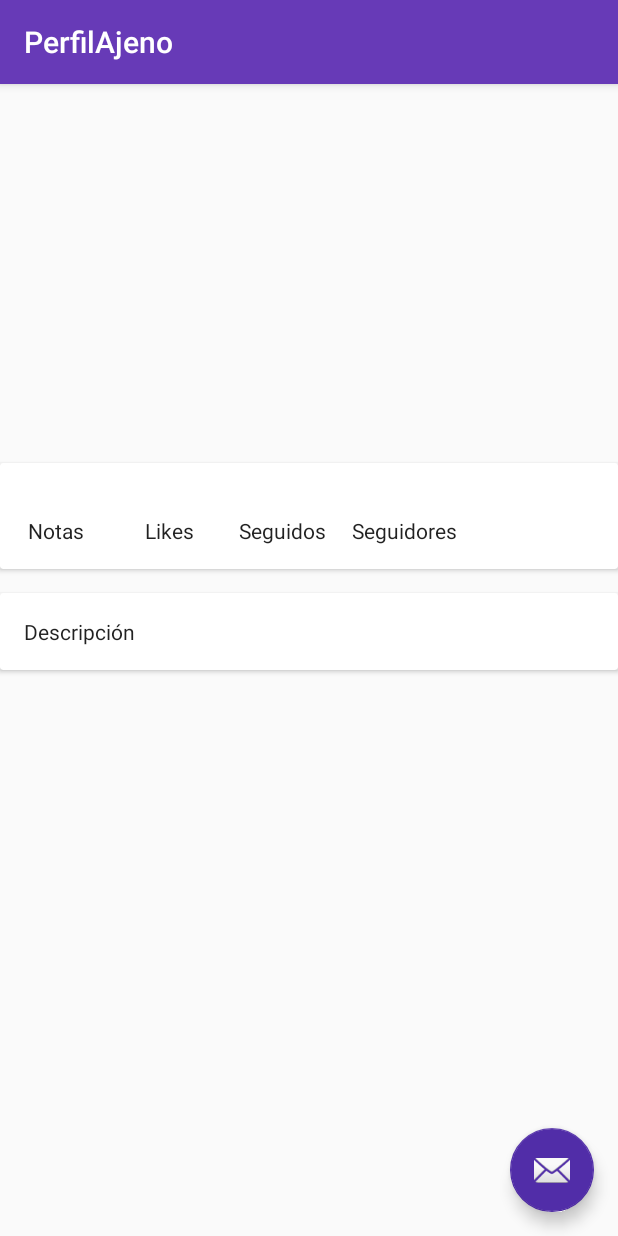
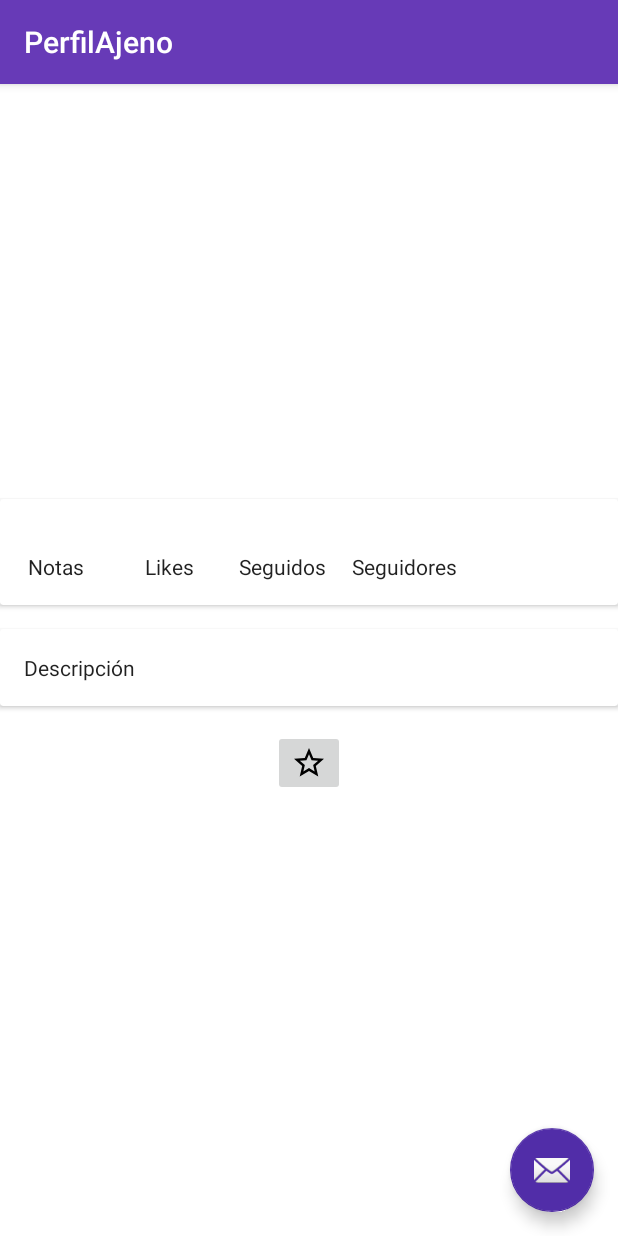
Before and after one commit to poblenou/LetsNote2, an Android app: the PerfilAjeno screen opened directly, with no data from a screen before it, on a phone screen of 412 x 824 dp. Run offline under Robolectric (Android 15) with nearby library versions, the phone set to English and light mode, and no system bars; pictures from the network do not load; 8 statements that could not run were skipped.

Commit message:
En PerfilAjeno empezamos a diseñar el visualizado de la actividad. Cambio de tamaños. ImageButton de prueba. No definitivo.
TODO:
La lógica de la conexion a base de datos.
Botón de seguir a usuario.
Tarjeta clicable según el LinearLayout que se toque, con efecto.

```diff
--- a/app/src/main/java/com/project/letsnote/PerfilAjeno.java
+++ b/app/src/main/java/com/project/letsnote/PerfilAjeno.java
@@ -2,6 +2,7 @@ package com.project.letsnote;
 
 import android.content.Intent;
 import android.graphics.Bitmap;
+import android.media.Image;
 import android.os.Bundle;
 import android.support.design.widget.FloatingActionButton;
 import android.support.design.widget.Snackbar;
@@ -10,6 +11,8 @@ import android.support.v4.graphics.drawable.RoundedBitmapDrawableFactory;
 import android.support.v7.app.AppCompatActivity;
 import android.support.v7.widget.Toolbar;
 import android.view.View;
+import android.widget.Button;
+import android.widget.ImageButton;
 import android.widget.ImageView;
 import android.widget.TextView;
 
@@ -23,23 +26,24 @@ public class PerfilAjeno extends AppCompatActivity {
 
     TextView nombreUsuario, localidadUsuario, numeroNotas, numeroLikes, numeroSeguidos, numeroSeguidores, descripcion;
     ImageView fotoPerfil;
+    ImageButton btnSeguir;
     User user;
     @Override
     protected void onCreate(Bundle savedInstanceState) {
         super.onCreate(savedInstanceState);
-        setContentView(R.layout.activity_mi_perfil);
+        setContentView(R.layout.activity_perfil_ajeno);
         Toolbar toolbar = (Toolbar) findViewById(R.id.toolbar);
         setSupportActionBar(toolbar);
 
 
-        nombreUsuario = (TextView) findViewById(R.id.nombreMiPerfil);
-        localidadUsuario = (TextView) findViewById(R.id.localidadMiPerfil);
+        nombreUsuario = (TextView) findViewById(R.id.nombreUsuario);
+        localidadUsuario = (TextView) findViewById(R.id.localidadUsuario);
         numeroNotas = (TextView) findViewById(R.id.numeroNotas);
         numeroLikes = (TextView) findViewById(R.id.numeroLikes);
         numeroSeguidos = (TextView) findViewById(R.id.numeroSeguidos);
         numeroSeguidores = (TextView) findViewById(R.id.numeroSeguidores);
         descripcion = (TextView) findViewById(R.id.descripcionUser);
-
+        btnSeguir = (ImageButton) findViewById(R.id.btnSeguir);
         fotoPerfil = (ImageView) findViewById(R.id.imagenPerfil);
 
 
--- /dev/null
+++ b/app/src/main/res/drawable/noseguido.xml
@@ -0,0 +1,8 @@
+<!-- drawable/star_outline.xml -->
+<vector xmlns:android="http://schemas.android.com/apk/res/android"
+    android:height="24dp"
+    android:width="24dp"
+    android:viewportWidth="24"
+    android:viewportHeight="24">
+    <path android:fillColor="#000" android:pathData="M12,15.39L8.24,17.66L9.23,13.38L5.91,10.5L10.29,10.13L12,6.09L13.71,10.13L18.09,10.5L14.77,13.38L15.76,17.66M22,9.24L14.81,8.63L12,2L9.19,8.63L2,9.24L7.45,13.97L5.82,21L12,17.27L18.18,21L16.54,13.97L22,9.24Z" />
+</vector>
--- a/app/src/main/res/layout/activity_perfil_ajeno.xml
+++ b/app/src/main/res/layout/activity_perfil_ajeno.xml
@@ -23,12 +23,12 @@
 
     <include layout="@layout/content_perfil_ajeno" />
 
-    <!--<android.support.design.widget.FloatingActionButton
+    <android.support.design.widget.FloatingActionButton
         android:id="@+id/fab"
         android:layout_width="wrap_content"
         android:layout_height="wrap_content"
         android:layout_gravity="bottom|end"
         android:layout_margin="@dimen/fab_margin"
-        android:src="@android:drawable/ic_dialog_email" />-->
+        android:src="@android:drawable/ic_dialog_email" />
 
 </android.support.design.widget.CoordinatorLayout>
--- a/app/src/main/res/layout/content_perfil_ajeno.xml
+++ b/app/src/main/res/layout/content_perfil_ajeno.xml
@@ -4,14 +4,16 @@
     xmlns:tools="http://schemas.android.com/tools"
     android:layout_width="match_parent"
     android:layout_height="match_parent"
-    android:orientation="vertical"
     android:paddingBottom="@dimen/activity_vertical_margin"
     android:paddingLeft="@dimen/activity_horizontal_no_margin"
     android:paddingRight="@dimen/activity_horizontal_no_margin"
     android:paddingTop="@dimen/activity_vertical_margin"
     app:layout_behavior="@string/appbar_scrolling_view_behavior"
     tools:context="com.project.letsnote.PerfilAjeno"
-    tools:showIn="@layout/activity_perfil_ajeno">
+    tools:showIn="@layout/activity_perfil_ajeno"
+    android:orientation="vertical"
+    android:background="#ffffffff"
+    android:showDividers="middle">
 
     <ImageView
         android:id="@+id/imagenPerfil"
@@ -29,7 +31,9 @@
         android:layout_below="@+id/imagenPerfil"
         android:layout_centerHorizontal="true"
         android:layout_gravity="center"
-        android:paddingTop="@dimen/activity_vertical_margin" />
+        android:paddingTop="@dimen/activity_vertical_margin"
+        android:textStyle="bold"
+        android:textSize="@dimen/nombre_user_font_size"/>
 
     <TextView
         android:id="@+id/localidadUsuario"
@@ -167,4 +171,11 @@
         </LinearLayout>
     </android.support.v7.widget.CardView>
 
+    <ImageButton
+        android:layout_width="wrap_content"
+        android:layout_height="wrap_content"
+        android:id="@+id/btnSeguir"
+        android:layout_gravity="center_horizontal"
+        android:src="@drawable/noseguido" />
+
 </LinearLayout>
--- a/app/src/main/res/values/colors.xml
+++ b/app/src/main/res/values/colors.xml
@@ -3,7 +3,7 @@
     <color name="colorPrimary">#673AB7</color>
     <color name="colorPrimaryDark">#512DA8</color>
     <color name="colorAccent">#512DA8</color>
-    <color name="colorPrimaryLight">#D1C4E9</color>
+    <color name="colorPrimaryLight">#d1c4e9</color>
     <color name="colorPrimaryText">#212121</color>
     <color name="colorSecondaryText">#727272</color>
 </resources>
--- a/app/src/main/res/values/dimens.xml
+++ b/app/src/main/res/values/dimens.xml
@@ -6,4 +6,6 @@
     <dimen name="activity_vertical_no_margin">0dp</dimen>
     <dimen name="fab_margin">16dp</dimen>
     <dimen name="card_margin">16dp</dimen>
+    <dimen name="nombre_user_font_size">32sp</dimen>
+    <dimen name="normal_font_size">16sp</dimen>
 </resources>
```
Also changed, not shown: app/src/main/res/drawable/seguido.xml (added, +8 -0 lines).
